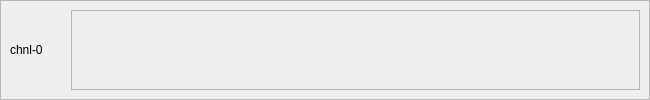
Before: the Qt Designer form MCIUI/通道波形/chnlwave.ui in sunningxiao/RFSdemo, drawn with Qt 5.
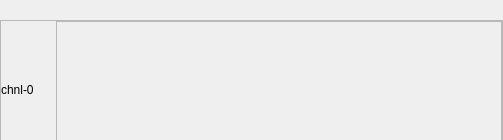
After: the same form once the commit is applied.

Diff of the .ui file:
```diff
--- a/MCIUI/通道波形/chnlwave.ui
+++ b/MCIUI/通道波形/chnlwave.ui
@@ -6,13 +6,19 @@
    <rect>
     <x>0</x>
     <y>0</y>
-    <width>650</width>
-    <height>100</height>
+    <width>503</width>
+    <height>140</height>
    </rect>
   </property>
+  <property name="sizePolicy">
+   <sizepolicy hsizetype="Expanding" vsizetype="Expanding">
+    <horstretch>0</horstretch>
+    <verstretch>0</verstretch>
+   </sizepolicy>
+  </property>
   <property name="minimumSize">
    <size>
-    <width>650</width>
+    <width>500</width>
     <height>0</height>
    </size>
   </property>
@@ -39,14 +45,20 @@
     <number>0</number>
    </property>
    <property name="spacing">
-    <number>3</number>
+    <number>0</number>
    </property>
    <item row="0" column="0">
     <widget class="QFrame" name="frame_25">
+     <property name="sizePolicy">
+      <sizepolicy hsizetype="Expanding" vsizetype="Expanding">
+       <horstretch>0</horstretch>
+       <verstretch>0</verstretch>
+      </sizepolicy>
+     </property>
      <property name="minimumSize">
       <size>
        <width>0</width>
-       <height>100</height>
+       <height>140</height>
       </size>
      </property>
      <property name="maximumSize">
@@ -62,6 +74,21 @@
       <enum>QFrame::Raised</enum>
      </property>
      <layout class="QHBoxLayout" name="horizontalLayout">
+      <property name="spacing">
+       <number>0</number>
+      </property>
+      <property name="leftMargin">
+       <number>0</number>
+      </property>
+      <property name="topMargin">
+       <number>0</number>
+      </property>
+      <property name="rightMargin">
+       <number>0</number>
+      </property>
+      <property name="bottomMargin">
+       <number>0</number>
+      </property>
       <item>
        <widget class="QLabel" name="chnl_8">
         <property name="sizePolicy">
@@ -73,7 +100,7 @@
         <property name="minimumSize">
          <size>
           <width>55</width>
-          <height>76</height>
+          <height>79</height>
          </size>
         </property>
         <property name="maximumSize">
@@ -88,13 +115,39 @@
        </widget>
       </item>
       <item>
-       <widget class="QFrame" name="frame">
+       <widget class="QFrame" name="wave_0">
+        <property name="sizePolicy">
+         <sizepolicy hsizetype="Expanding" vsizetype="Expanding">
+          <horstretch>0</horstretch>
+          <verstretch>0</verstretch>
+         </sizepolicy>
+        </property>
         <property name="frameShape">
          <enum>QFrame::StyledPanel</enum>
         </property>
         <property name="frameShadow">
          <enum>QFrame::Raised</enum>
         </property>
+        <layout class="QGridLayout" name="gridLayout_2">
+         <property name="leftMargin">
+          <number>0</number>
+         </property>
+         <property name="topMargin">
+          <number>0</number>
+         </property>
+         <property name="rightMargin">
+          <number>0</number>
+         </property>
+         <property name="bottomMargin">
+          <number>0</number>
+         </property>
+         <property name="spacing">
+          <number>0</number>
+         </property>
+         <item row="0" column="0">
+          <layout class="QVBoxLayout" name="verticalLayout"/>
+         </item>
+        </layout>
        </widget>
       </item>
      </layout>
```
Left out of the diff: 2 changed lines with no effect on the pictures.
